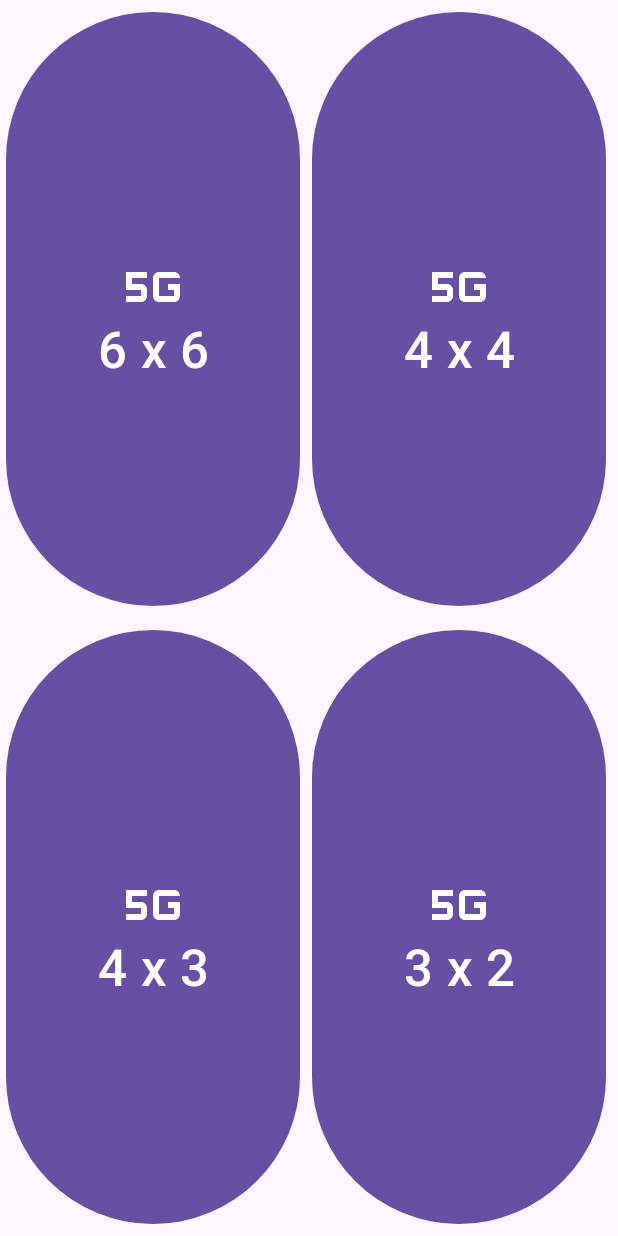
After one commit to OlehKniaziev/mobile-apps-lab, an Android app: the Lab2Activity screen opened directly, with no data from a screen before it, on a phone screen of 412 x 824 dp. The commit adds this screen. Run offline under Robolectric (Android 15) with nearby library versions, the phone set to English and light mode, and no system bars.

Commit message:
Finised Lab3

```diff
--- /dev/null
+++ b/app/src/main/java/lab2/Lab2Activity.kt
@@ -0,0 +1,33 @@
+package lab2
+
+import android.os.Bundle
+import android.view.View
+import android.widget.Toast
+import androidx.activity.enableEdgeToEdge
+import androidx.appcompat.app.AppCompatActivity
+import androidx.core.view.ViewCompat
+import androidx.core.view.WindowInsetsCompat
+import com.example.lab2.R
+
+class Lab2Activity : AppCompatActivity() {
+    override fun onCreate(savedInstanceState: Bundle?) {
+        super.onCreate(savedInstanceState)
+        enableEdgeToEdge()
+        setContentView(R.layout.activity_lab2)
+        ViewCompat.setOnApplyWindowInsetsListener(findViewById(R.id.favorites_grid)) { v, insets ->
+            val systemBars = insets.getInsets(WindowInsetsCompat.Type.systemBars())
+            v.setPadding(systemBars.left, systemBars.top, systemBars.right, systemBars.bottom)
+            insets
+        }
+    }
+
+    fun onClick(v: View) {
+        when (v.id) {
+            R.id.main_6_6_board -> Toast.makeText(this, "6x6", Toast.LENGTH_LONG).show()
+            R.id.main_4_4_board -> Toast.makeText(this, "4x4", Toast.LENGTH_LONG).show()
+            R.id.main_4_3_board -> Toast.makeText(this, "4x3", Toast.LENGTH_LONG).show()
+            R.id.main_3_2_board -> Toast.makeText(this, "3x2", Toast.LENGTH_LONG).show()
+            else -> Toast.makeText(this, "Unknown grid size", Toast.LENGTH_LONG).show()
+        }
+    }
+}
--- /dev/null
+++ b/app/src/main/res/drawable/baseline_5g_24.xml
@@ -0,0 +1,7 @@
+<vector xmlns:android="http://schemas.android.com/apk/res/android" android:height="24dp" android:tint="#FFFFFF" android:viewportHeight="24" android:viewportWidth="24" android:width="24dp">
+
+    <path android:fillColor="@android:color/white" android:pathData="M17,13h2v2h-5V9h7c0,-1.1 -0.9,-2 -2,-2h-5c-1.1,0 -2,0.9 -2,2v6c0,1.1 0.9,2 2,2h5c1.1,0 2,-0.9 2,-2v-4h-4V13z"/>
+
+    <path android:fillColor="@android:color/white" android:pathData="M3,13h5v2H3v2h5c1.1,0 2,-0.9 2,-2v-2c0,-1.1 -0.9,-2 -2,-2H5V9h5V7H3V13z"/>
+
+</vector>
--- /dev/null
+++ b/app/src/main/res/layout/activity_lab2.xml
@@ -0,0 +1,72 @@
+<?xml version="1.0" encoding="utf-8"?>
+<GridLayout
+    xmlns:android="http://schemas.android.com/apk/res/android"
+    xmlns:app="http://schemas.android.com/apk/res-auto"
+    android:id="@+id/favorites_grid"
+    android:layout_width="match_parent"
+    android:layout_height="match_parent"
+    android:padding="@dimen/inner_margin"
+    android:useDefaultMargins="true"
+    android:columnCount="3">
+    <Button
+        android:id="@+id/main_6_6_board"
+        android:layout_rowWeight="1"
+        android:layout_columnWeight="1"
+        android:width="0dp"
+        android:pointerIcon="context_menu"
+        android:text="6 x 6"
+        android:onClick="onClick"
+        android:textSize="34sp"
+        app:icon="@drawable/baseline_5g_24"
+        app:iconGravity="textTop"
+        app:iconPadding="@dimen/icon_padding"
+        app:iconSize="48dp" />
+    <Button
+        android:id="@+id/main_4_4_board"
+        android:layout_rowWeight="1"
+        android:layout_columnWeight="1"
+        android:width="0dp"
+        android:pointerIcon="context_menu"
+        android:text="4 x 4"
+        android:onClick="onClick"
+        android:textSize="34sp"
+        app:icon="@drawable/baseline_5g_24"
+        app:iconGravity="textTop"
+        app:iconPadding="@dimen/icon_padding"
+        app:iconSize="48dp" />
+    <Space
+        android:layout_width="wrap_content"
+        android:minWidth="@dimen/inner_margin"
+        android:layout_height="wrap_content" />
+
+    <Button
+        android:id="@+id/main_4_3_board"
+        android:layout_rowWeight="1"
+        android:layout_columnWeight="1"
+        android:width="0dp"
+        android:pointerIcon="context_menu"
+        android:text="4 x 3"
+        android:onClick="onClick"
+        android:textSize="34sp"
+        app:icon="@drawable/baseline_5g_24"
+        app:iconGravity="textTop"
+        app:iconPadding="@dimen/icon_padding"
+        app:iconSize="48dp" />
+    <Button
+        android:id="@+id/main_3_2_board"
+        android:layout_rowWeight="1"
+        android:layout_columnWeight="1"
+        android:width="0dp"
+        android:pointerIcon="context_menu"
+        android:text="3 x 2"
+        android:onClick="onClick"
+        android:textSize="34sp"
+        app:icon="@drawable/baseline_5g_24"
+        app:iconGravity="textTop"
+        app:iconPadding="@dimen/icon_padding"
+        app:iconSize="48dp" />
+    <Space
+        android:layout_width="wrap_content"
+        android:minWidth="@dimen/inner_margin"
+        android:layout_height="wrap_content" />
+</GridLayout>
--- /dev/null
+++ b/app/src/main/res/values/dimens.xml
@@ -0,0 +1,5 @@
+<?xml version="1.0" encoding="utf-8"?>
+<resources>
+    <dimen name="inner_margin">4dp</dimen>
+    <dimen name="icon_padding">4dp</dimen>
+</resources>
--- a/app/src/main/res/values/strings.xml
+++ b/app/src/main/res/values/strings.xml
@@ -1,3 +1,5 @@
 <resources>
     <string name="app_name">Lab2</string>
+    <string name="lab02">Lab02</string>
+    <string name="lab01">Lab01</string>
 </resources>
```
Also changed, not shown: app/src/main/AndroidManifest.xml (+7 -1 lines), app/src/main/java/com/example/lab1/Lab01Activity.kt (renamed from app/src/main/java/com/example/lab2/MainActivity.kt, +7 -8 lines), app/src/main/java/com/example/lab1/MainActivity.kt (added, +35 -0 lines), app/src/main/res/layout/activity_main.xml (+29 -6 lines), app/src/main/res/layout/lab01_activity.xml (added, +12 -0 lines), 4 other files.
